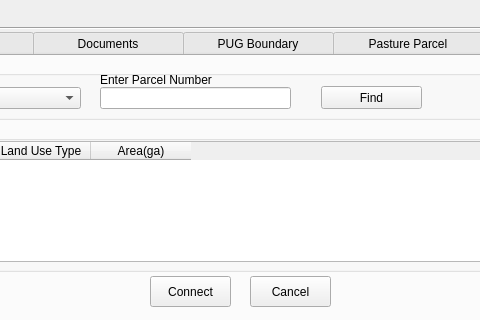
The window that view/ApplicationsPastureDialog.ui (teamlm2/lm2_mgis) describes before a commit, drawn with Qt 5; both pictures show x 142 to 622 and y 0 to 320 of the 810 by 500 pixel window.
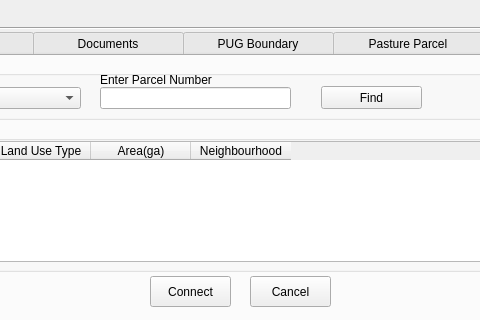
The same window after the commit. Icons and pictures are not drawn.

```diff
--- a/view/ApplicationsPastureDialog.ui
+++ b/view/ApplicationsPastureDialog.ui
@@ -1467,6 +1467,11 @@
         <string>Area(ga)</string>
        </property>
       </column>
+      <column>
+       <property name="text">
+        <string>Neighbourhood</string>
+       </property>
+      </column>
      </widget>
     </widget>
     <widget class="QGroupBox" name="search_group_box_3">
```
